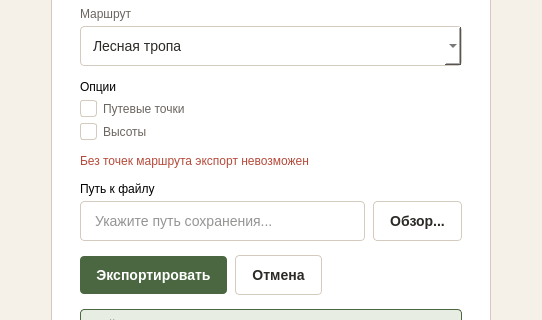
Above: ui/windows/export_gpx_window.ui from nikolas-po/legends_parma before the change; both pictures show x 315 to 857 and y 115 to 435 of the 1172 by 673 pixel window. Below: the same form after it.
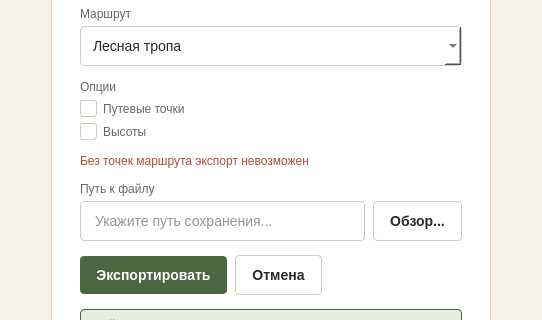
That is the form after the change. Icons and pictures are not drawn.

Diff of the .ui file:
```diff
--- a/ui/windows/export_gpx_window.ui
+++ b/ui/windows/export_gpx_window.ui
@@ -20,10 +20,11 @@
 #logout_btn { background-color: transparent; color: #F5F0E8; border: 1px solid rgba(255, 255, 255, 0.25); padding: 3px 10px; font-size: 12px; border-radius: 4px; }
 #logout_btn:hover { background-color: rgba(255, 255, 255, 0.08); border: 1px solid rgba(255, 255, 255, 0.4); }
 #logout_btn:pressed { background-color: rgba(255, 255, 255, 0.12); border: 1px solid rgba(255, 255, 255, 0.5); }
+#logout_btn:focus { border: 1px dashed #F5F0E8; }
 
 #modalFrame { background-color: #FFFFFF; border: 1px solid #D4CBBE; border-radius: 4px; }
 #lbl_modal_title { font-size: 16px; font-weight: 600; color: #2C2A26; }
-#lbl_field { font-size: 12px; color: #6B6560; }
+#lbl_route, #lbl_options, #lbl_path { font-size: 12px; color: #6B6560; }
 #lbl_error_hint { font-size: 12px; color: #B54A3A; }
 
 QComboBox, QLineEdit { padding: 10px 12px; font-size: 14px; border-radius: 4px; border: 1px solid #D4CBBE; background-color: #FFFFFF; color: #2C2A26; }
@@ -166,11 +167,7 @@
          <item>
           <layout class="QVBoxLayout" name="routeLayout">
            <property name="spacing"><number>5</number></property>
-           <item>
-            <widget class="QLabel" name="lbl_field">
-             <property name="text"><string>Маршрут</string></property>
-            </widget>
-           </item>
+           <item><widget class="QLabel" name="lbl_route"><property name="text"><string>Маршрут</string></property></widget></item>
            <item>
             <widget class="QComboBox" name="comboRoute">
              <item><property name="text"><string>Лесная тропа</string></property></item>
@@ -182,11 +179,7 @@
          <item>
           <layout class="QVBoxLayout" name="optionsLayout">
            <property name="spacing"><number>6</number></property>
-           <item>
-            <widget class="QLabel" name="lbl_field">
-             <property name="text"><string>Опции</string></property>
-            </widget>
-           </item>
+           <item><widget class="QLabel" name="lbl_options"><property name="text"><string>Опции</string></property></widget></item>
            <item>
             <widget class="QCheckBox" name="chkWaypoints">
              <property name="text"><string>Путевые точки</string></property>
@@ -207,11 +200,7 @@
          <item>
           <layout class="QVBoxLayout" name="pathLayout">
            <property name="spacing"><number>5</number></property>
-           <item>
-            <widget class="QLabel" name="lbl_field">
-             <property name="text"><string>Путь к файлу</string></property>
-            </widget>
-           </item>
+           <item><widget class="QLabel" name="lbl_path"><property name="text"><string>Путь к файлу</string></property></widget></item>
            <item>
             <layout class="QHBoxLayout" name="pathInputLayout">
              <property name="spacing"><number>8</number></property>
@@ -302,7 +291,7 @@
       <property name="sizeHint" stdset="0"><size><width>20</width><height>40</height></size></property>
      </spacer>
     </item>
-    <item alignment="Qt::AlignHCenter">
+    <item alignment="Qt::AlignmentFlag::AlignHCenter">
      <widget class="QTabWidget" name="tabWidget">
       <property name="sizePolicy"><sizepolicy hsizetype="Maximum" vsizetype="Fixed"><horstretch>0</horstretch><verstretch>0</verstretch></sizepolicy></property>
       <property name="minimumSize"><size><width>0</width><height>44</height></size></property>
```
